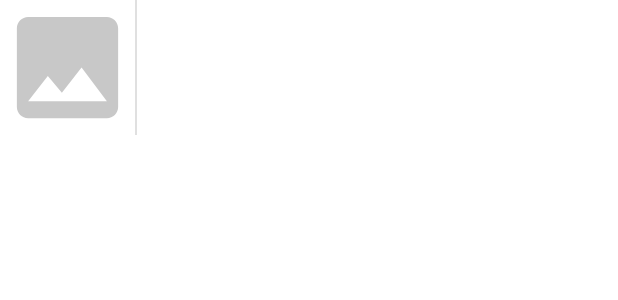
After one commit to olkv/rbmanufacturing, an Android app: the layout rowitem_foto_defect.xml on its own in the app's theme, with its tools: preview values and no code run, on a phone screen of 412 x 824 dp. The commit adds this screen. Shown: the top 300 px of the screen. Run offline under Robolectric (Android 15) with nearby library versions, the phone set to English and light mode, and no system bars.

Commit message:
Add ImageView items

```diff
--- a/app/src/main/AndroidManifest.xml
+++ b/app/src/main/AndroidManifest.xml
@@ -1,12 +1,16 @@
 <?xml version="1.0" encoding="utf-8"?>
 <manifest xmlns:android="http://schemas.android.com/apk/res/android"
     xmlns:tools="http://schemas.android.com/tools">
+
+    <uses-feature android:name="android.hardware.camera.any" />
 
     <uses-permission android:name="android.permission.INTERNET"/>
     <uses-permission android:name="android.permission.READ_EXTERNAL_STORAGE" />
     <uses-permission android:name="android.permission.READ_PRIVILEGED_PHONE_STATE" />
     <uses-permission android:name="android.permission.WRITE_EXTERNAL_STORAGE" />
     <uses-permission android:name="android.permission.READ_PHONE_STATE" />
+    <uses-permission android:name="android.permission.CAMERA" />
+    <uses-permission android:name="android.permission.RECORD_AUDIO" />
 
     <application
         android:allowBackup="true"
--- a/app/src/main/java/com/example/rbmanufacturing/presentation/otk/defect/EditDefectFragment.kt
+++ b/app/src/main/java/com/example/rbmanufacturing/presentation/otk/defect/EditDefectFragment.kt
@@ -78,7 +78,7 @@ class EditDefectFragment : BottomSheetDialogFragment() {
         val btnSave = view.findViewById<Button>(R.id.btnSave)
         btnSave.setOnClickListener {
 
-            //Результат щаносим в Bundle и передаем его в вышестоящее активити (фрагмент)
+            //Результат заносим в Bundle и передаем его в вышестоящее активити (фрагмент)
             //метод устаревший рекомендуьт использовать LiveData и ViewModel
             //я думаю можно использовать StateFloat
 
--- /dev/null
+++ b/app/src/main/res/drawable/baseline_image_24.xml
@@ -0,0 +1,5 @@
+<vector android:height="24dp" android:tint="#000000"
+    android:viewportHeight="24" android:viewportWidth="24"
+    android:width="24dp" xmlns:android="http://schemas.android.com/apk/res/android">
+    <path android:fillColor="@android:color/white" android:pathData="M21,19V5c0,-1.1 -0.9,-2 -2,-2H5c-1.1,0 -2,0.9 -2,2v14c0,1.1 0.9,2 2,2h14c1.1,0 2,-0.9 2,-2zM8.5,13.5l2.5,3.01L14.5,12l4.5,6H5l3.5,-4.5z"/>
+</vector>
--- /dev/null
+++ b/app/src/main/res/layout/rowitem_foto_defect.xml
@@ -0,0 +1,22 @@
+<?xml version="1.0" encoding="utf-8"?>
+<LinearLayout xmlns:android="http://schemas.android.com/apk/res/android"
+    xmlns:app="http://schemas.android.com/apk/res-auto"
+    android:layout_width="wrap_content"
+    android:layout_height="wrap_content"
+    android:orientation="horizontal">
+
+    <ImageView
+        android:id="@+id/imgViewDefect"
+        android:layout_width="90dp"
+        android:layout_height="90dp"
+        app:tint="@color/cardview_shadow_start_color"
+        app:srcCompat="@drawable/baseline_image_24" />
+
+    <View
+        android:id="@+id/divider5"
+        android:layout_width="1dp"
+        android:layout_height="match_parent"
+        android:layout_weight="1"
+        android:background="?android:attr/listDivider" />
+
+</LinearLayout>
```
Also changed, not shown: app/build.gradle (+13 -0 lines), app/src/main/java/com/example/rbmanufacturing/presentation/otk/defect/AddDefectImageFragment.kt (added, +105 -0 lines), app/src/main/java/com/example/rbmanufacturing/presentation/otk/defect/AddDefectImageViewModel.kt (added, +7 -0 lines), app/src/main/res/layout/fragment_add_defect_image.xml (added, +50 -0 lines).
